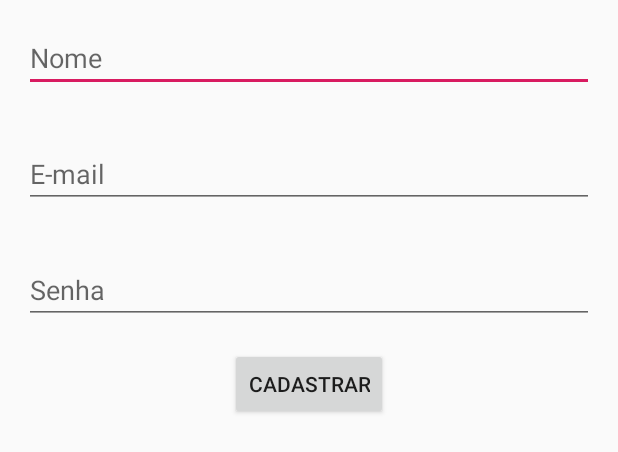
After one commit to javasampaio/quiz, an Android app: the layout register_layout.xml on its own in the app's theme, with its tools: preview values and no code run, on a phone screen of 412 x 824 dp. The commit adds this screen. Shown: the top 452 px of the screen. Run offline under Robolectric (Android 15) with nearby library versions, the phone set to English and light mode, and no system bars.

Commit message:
nova tela de cadastro

```diff
--- a/app/src/main/AndroidManifest.xml
+++ b/app/src/main/AndroidManifest.xml
@@ -6,6 +6,7 @@
     <dist:module dist:instant="true" />
 
     <application
+        android:name=".QuizApplication"
         android:allowBackup="true"
         android:icon="@mipmap/ic_launcher"
         android:label="@string/app_name"
--- a/app/src/main/java/br/com/treinamento/quiz/QuizApplication.java
+++ b/app/src/main/java/br/com/treinamento/quiz/QuizApplication.java
@@ -3,11 +3,15 @@ package br.com.treinamento.quiz;
 import android.app.Application;
 
 public class QuizApplication extends Application {
-    private QuizApplication quizApplication;
+    private static QuizApplication quizApplication;
 
     @Override
     public void onCreate() {
         super.onCreate();
         quizApplication = this;
     }
+
+    public static QuizApplication getInstance(){
+        return quizApplication;
+    }
 }
--- /dev/null
+++ b/app/src/main/java/br/com/treinamento/quiz/shared/view/RegisterView.java
@@ -0,0 +1,4 @@
+package br.com.treinamento.quiz.shared.view;
+
+public interface RegisterView extends BaseView {
+}
--- a/app/src/main/java/br/com/treinamento/quiz/viewImpl/BaseActivity.java
+++ b/app/src/main/java/br/com/treinamento/quiz/viewImpl/BaseActivity.java
@@ -1,7 +1,6 @@
 package br.com.treinamento.quiz.viewImpl;
 
 import android.os.Bundle;
-import android.os.PersistableBundle;
 
 import androidx.annotation.Nullable;
 import androidx.appcompat.app.AppCompatActivity;
--- a/app/src/main/java/br/com/treinamento/quiz/viewImpl/LoginViewImpl.java
+++ b/app/src/main/java/br/com/treinamento/quiz/viewImpl/LoginViewImpl.java
@@ -18,6 +18,7 @@ implements LoginView, View.OnClickListener {
 
     @Override
     protected LoginPresenter getPresenter() {
+
         return new LoginPresenterImpl(this);
     }
 
--- /dev/null
+++ b/app/src/main/res/layout/register_layout.xml
@@ -0,0 +1,34 @@
+<?xml version="1.0" encoding="utf-8"?>
+<LinearLayout xmlns:android="http://schemas.android.com/apk/res/android"
+    android:orientation="vertical" android:layout_width="match_parent"
+    android:layout_height="match_parent">
+
+    <EditText
+        android:id="@+id/edit_text_username"
+        android:layout_margin="@dimen/margin_16"
+        android:layout_width="match_parent"
+        android:layout_height="wrap_content"
+        android:hint="@string/username"/>
+
+    <EditText
+        android:id="@+id/edit_text_email"
+        android:layout_margin="@dimen/margin_16"
+        android:layout_width="match_parent"
+        android:layout_height="wrap_content"
+        android:hint="@string/email"/>
+
+    <EditText
+        android:id="@+id/edit_text_password"
+        android:layout_margin="@dimen/margin_16"
+        android:layout_width="match_parent"
+        android:layout_height="wrap_content"
+        android:hint="@string/password"
+        android:inputType="textPassword"/>
+
+    <Button
+        android:id="@+id/button_register"
+        android:layout_width="wrap_content"
+        android:layout_height="wrap_content"
+        android:text="@string/register"
+        android:layout_gravity="center"/>
+</LinearLayout>
--- a/app/src/main/res/values/strings.xml
+++ b/app/src/main/res/values/strings.xml
@@ -1,4 +1,8 @@
 <resources>
     <string name="app_name">quiz</string>
     <string name="teste">teste</string>
+    <string name="register">Cadastrar</string>
+    <string name="username">Nome</string>
+    <string name="email">E-mail</string>
+    <string name="password">Senha</string>
 </resources>
```
Also changed, not shown: app/src/main/java/br/com/treinamento/quiz/presenterImpl/BasePresenterImpl.java (+21 -0 lines), app/src/main/java/br/com/treinamento/quiz/presenterImpl/RegisterPresenterImpl.java (added, +25 -0 lines), app/src/main/java/br/com/treinamento/quiz/shared/presenter/BasePresenter.java (+11 -0 lines), app/src/main/java/br/com/treinamento/quiz/shared/presenter/RegisterPresenter.java (added, +7 -0 lines), app/src/main/java/br/com/treinamento/quiz/viewImpl/RegisterViewImpl.java (added, +48 -0 lines).
